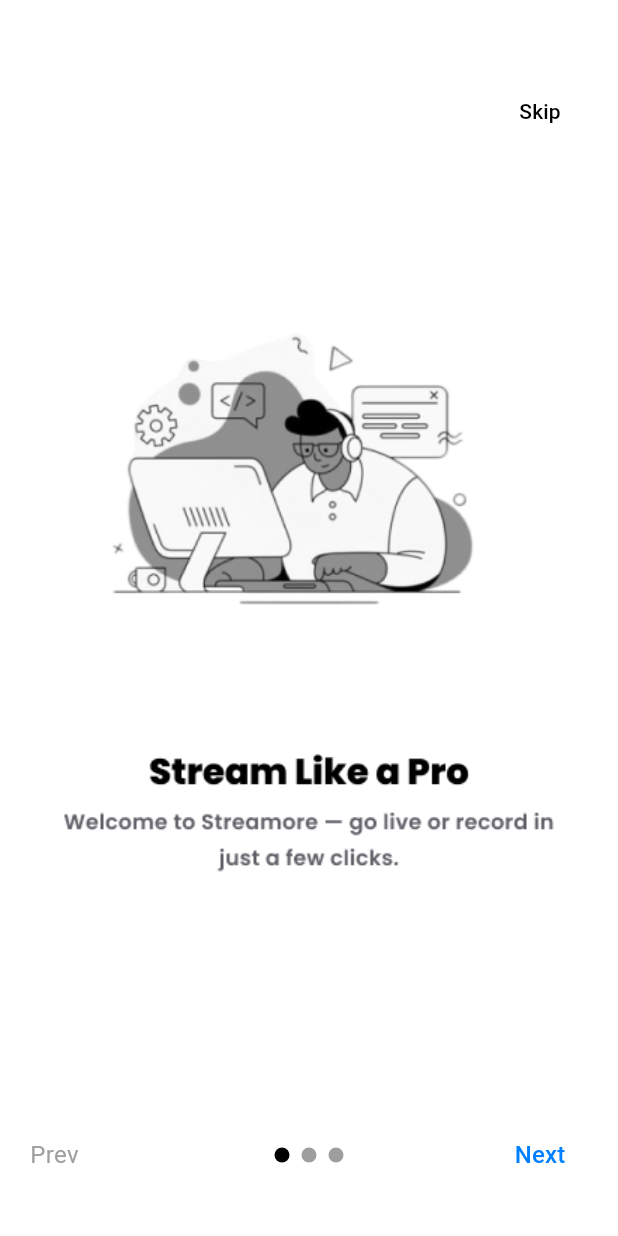
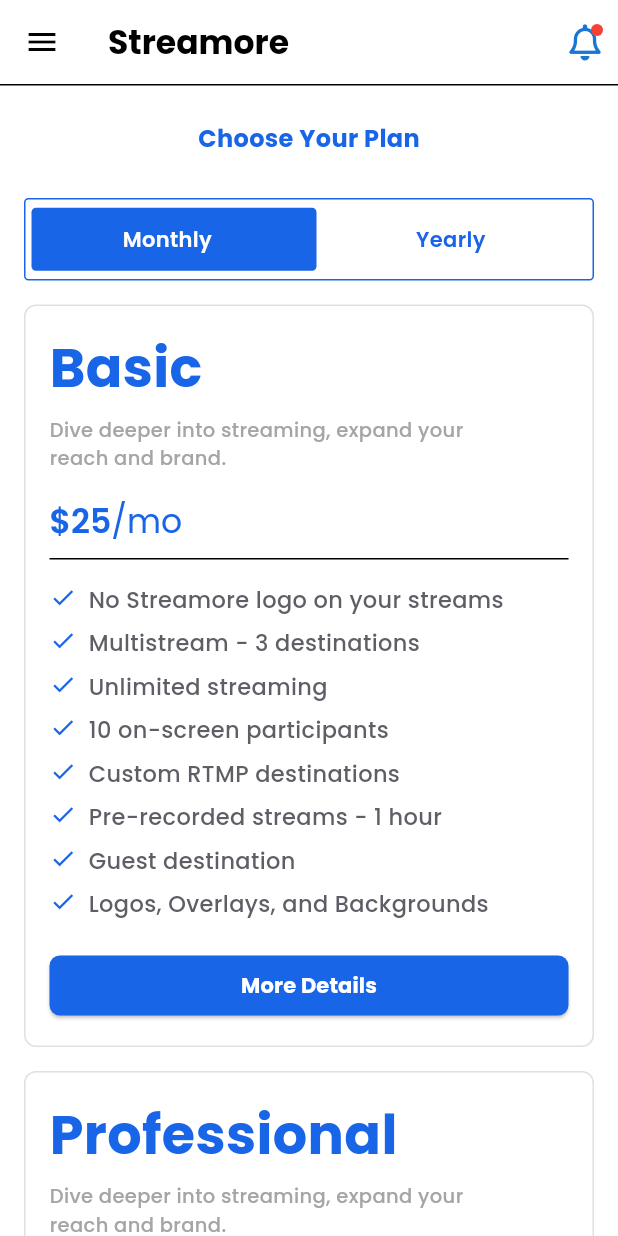
Before and after one commit to Salma28-zahran/streamore_app, a Flutter app: the screen it shows after launch, on a phone screen of 412 x 824 dp. Run offline on Flutter 3.47's test engine with Material 3 defaults, Android fonts, the phone set to English and light mode, and no system bars; our stand-ins replace dropdown_button2, easy_localization, flutter_colorpicker, font_awesome_flutter, google_fonts, permission_handler; missing offline and left inert: flutter_sound.

Commit message:
pricing screen

```diff
--- a/lib/main.dart
+++ b/lib/main.dart
@@ -7,6 +7,7 @@
 import 'package:streamore_app/screens/auth/verify_email1.dart';
 import 'package:streamore_app/screens/auth/verify_email2.dart';
 import 'package:streamore_app/screens/auth/verify_email3.dart';
+import 'package:streamore_app/screens/stream/choose_plan_screen.dart';
 import 'package:streamore_app/screens/stream/drawer/contact_us_screen.dart';
 import 'package:streamore_app/screens/stream/drawer/destination.dart';
 import 'package:streamore_app/screens/stream/drawer/library.dart';
@@ -60,7 +61,7 @@
       darkTheme: darkTheme.themeData,
       themeMode: provider.themeMode,
       debugShowCheckedModeBanner: false,
-      initialRoute: OnBoardingScreen.routeName,
+      initialRoute: ChoosePlanScreen.routeName,
       routes: {
         OnBoardingScreen.routeName: (context) => const OnBoardingScreen(),
         SignIn.routeName:        (context) => const SignIn(),
@@ -82,6 +83,7 @@
         LayoutScreen.routeName:  (context) => const LayoutScreen(),
         Profile.routeName:       (context) => const Profile(),
         ContactUsScreen.routeName: (context) => const ContactUsScreen(),
+        ChoosePlanScreen.routeName: (context) => const ChoosePlanScreen(),
       },
     );
   }
--- /dev/null
+++ b/lib/screens/stream/choose_plan_screen.dart
@@ -0,0 +1,342 @@
+import 'package:flutter/material.dart';
+import 'package:google_fonts/google_fonts.dart';
+import 'package:font_awesome_flutter/font_awesome_flutter.dart';
+import 'package:streamore_app/screens/stream/drawer/main_drawer.dart';
+import 'package:streamore_app/utils/payment_details_dialog.dart';
+
+class ChoosePlanScreen extends StatefulWidget {
+  static const routeName = '/choose-plan';
+
+  const ChoosePlanScreen({super.key});
+
+  @override
+  State<ChoosePlanScreen> createState() => _ChoosePlanScreenState();
+}
+
+class _ChoosePlanScreenState extends State<ChoosePlanScreen> {
+  int selectedTabIndex = 0;
+  final bool hasNotification = true;
+
+  @override
+  Widget build(BuildContext context) {
+    final theme = Theme.of(context);
+    final screenWidth = MediaQuery.of(context).size.width;
+    final primaryColor = theme.primaryColor;
+    final textColor = theme.textTheme.bodyLarge?.color ?? Colors.black;
+    final cardColor = theme.cardColor;
+    final greyTextColor =
+        theme.brightness == Brightness.dark
+            ? const Color(0xFFA5A5A5)
+            : const Color(0xFFA5A5A5);
+
+    return Scaffold(
+      appBar: AppBar(
+        automaticallyImplyLeading: true,
+        backgroundColor: theme.appBarTheme.backgroundColor,
+        title: Text(
+          "Streamore",
+          style: GoogleFonts.poppins(
+            fontWeight: FontWeight.bold,
+            fontSize: 22,
+            color: theme.appBarTheme.foregroundColor,
+          ),
+        ),
+        actions: [
+          Padding(
+            padding: const EdgeInsets.only(right: 10),
+            child: Stack(
+              children: [
+                Icon(
+                  FontAwesomeIcons.bell,
+                  color: theme.primaryColorDark,
+                  size: 24,
+                ),
+                if (hasNotification)
+                  Positioned(
+                    right: 0,
+                    top: 0,
+                    child: Container(
+                      width: 8,
+                      height: 8,
+                      decoration: const BoxDecoration(
+                        color: Colors.red,
+                        shape: BoxShape.circle,
+                      ),
+                    ),
+                  ),
+              ],
+            ),
+          ),
+        ],
+        bottom: PreferredSize(
+          preferredSize: const Size.fromHeight(1),
+          child: Divider(color: theme.dividerColor, thickness: 1, height: 1),
+        ),
+      ),
+      drawer: MainDrawer(),
+      body: ListView(
+        padding: const EdgeInsets.symmetric(horizontal: 16),
+        children: [
+          const SizedBox(height: 24),
+          Center(
+            child: Text(
+              "Choose Your Plan",
+              style: GoogleFonts.poppins(
+                fontSize: 16,
+                fontWeight: FontWeight.bold,
+                color: primaryColor,
+              ),
+            ),
+          ),
+          const SizedBox(height: 28),
+          Container(
+            height: 55,
+            decoration: BoxDecoration(
+              borderRadius: BorderRadius.circular(3),
+              border: Border.all(color: primaryColor),
+            ),
+            child: Stack(
+              children: [
+                Padding(
+                  padding: const EdgeInsets.symmetric(horizontal: 4),
+                  child: AnimatedAlign(
+                    duration: const Duration(milliseconds: 250),
+                    alignment:
+                        selectedTabIndex == 0
+                            ? Alignment.centerLeft
+                            : Alignment.centerRight,
+                    child: Container(
+                      width: (screenWidth - 32) / 2,
+                      height: 42,
+                      decoration: BoxDecoration(
+                        color: primaryColor,
+                        borderRadius: BorderRadius.circular(3),
+                      ),
+                    ),
+                  ),
+                ),
+                Row(
+                  children: [
+                    Expanded(
+                      child: GestureDetector(
+                        onTap: () => setState(() => selectedTabIndex = 0),
+                        child: Center(
+                          child: Text(
+                            "Monthly",
+                            style: GoogleFonts.poppins(
+                              fontWeight: FontWeight.w600,
+                              color:
+                                  selectedTabIndex == 0
+                                      ? Colors.white
+                                      : primaryColor,
+                            ),
+                          ),
+                        ),
+                      ),
+                    ),
+                    Expanded(
+                      child: GestureDetector(
+                        onTap: () => setState(() => selectedTabIndex = 1),
+                        child: Center(
+                          child: Text(
+                            "Yearly",
+                            style: GoogleFonts.poppins(
+                              fontWeight: FontWeight.w600,
+                              color:
+                                  selectedTabIndex == 1
+                                      ? Colors.white
+                                      : primaryColor,
+                            ),
+                          ),
+                        ),
+                      ),
+                    ),
+                  ],
+                ),
+              ],
+            ),
+          ),
+          const SizedBox(height: 16),
+          PlanCard(
+            title: "Basic",
+            priceMain: selectedTabIndex == 0 ? "\$25" : "\$250",
+            priceSub: selectedTabIndex == 0 ? "/mo" : "/yr",
+            description:
+                "Dive deeper into streaming, expand your\nreach and brand.",
+            features: const [
+              "No Streamore logo on your streams",
+              "Multistream - 3 destinations",
+              "Unlimited streaming",
+              "10 on-screen participants",
+              "Custom RTMP destinations",
+              "Pre-recorded streams - 1 hour",
+              "Guest destination",
+              "Logos, Overlays, and Backgrounds",
+            ],
+            cardColor: cardColor,
+            textColor: textColor,
+            greyTextColor: greyTextColor,
+            primaryColor: primaryColor,
+          ),
+          const SizedBox(height: 16),
+          PlanCard(
+            title: "Professional",
+            priceMain: selectedTabIndex == 0 ? "\$50" : "\$500",
+            priceSub: selectedTabIndex == 0 ? "/mo" : "/yr",
+            description:
+                "Dive deeper into streaming, expand your\nreach and brand.",
+            features: const [
+              "Full HD (1080P)",
+              "Multistream - 8 destinations",
+              "Extra camera",
+              "12 backstage participants",
+              "Download transcripts",
+              "4 seats",
+              "Pre-recorded streams - 2 hours",
+              "Logos, Overlays, and Backgrounds",
+            ],
+            cardColor: cardColor,
+            textColor: textColor,
+            greyTextColor: greyTextColor,
+            primaryColor: primaryColor,
+          ),
+          const SizedBox(height: 24),
+        ],
+      ),
+    );
+  }
+}
+
+class PlanCard extends StatelessWidget {
+  final String title;
+  final String priceMain;
+  final String priceSub;
+  final String description;
+  final List<String> features;
+  final Color cardColor;
+  final Color textColor;
+  final Color greyTextColor;
+  final Color primaryColor;
+
+  const PlanCard({
+    super.key,
+    required this.title,
+    required this.priceMain,
+    required this.priceSub,
+    required this.description,
+    required this.features,
+    required this.cardColor,
+    required this.textColor,
+    required this.greyTextColor,
+    required this.primaryColor,
+  });
+
+  @override
+  Widget build(BuildContext context) {
+    return Container(
+      padding: const EdgeInsets.all(16),
+      decoration: BoxDecoration(
+        color: cardColor,
+        border: Border.all(color: Colors.grey.shade300),
+        borderRadius: BorderRadius.circular(8),
+      ),
+      child: Column(
+        crossAxisAlignment: CrossAxisAlignment.start,
+        children: [
+          Text(
+            title,
+            style: GoogleFonts.poppins(
+              fontSize: 36,
+              fontWeight: FontWeight.bold,
+              color: primaryColor,
+            ),
+          ),
+          const SizedBox(height: 6),
+          Text(
+            description,
+            style: GoogleFonts.poppins(
+              fontSize: 13,
+              fontWeight: FontWeight.w500,
+              color: greyTextColor,
+            ),
+          ),
+          const SizedBox(height: 16),
+          RichText(
+            text: TextSpan(
+              text: priceMain,
+              style: GoogleFonts.poppins(
+                fontSize: 22,
+                fontWeight: FontWeight.w600,
+                color: primaryColor,
+              ),
+              children: [
+                TextSpan(
+                  text: priceSub,
+                  style: GoogleFonts.poppins(
+                    fontSize: 22,
+                    color: primaryColor,
+                    fontWeight: FontWeight.normal,
+                  ),
+                ),
+              ],
+            ),
+          ),
+          const SizedBox(height: 8),
+          const Divider(height: 1),
+          const SizedBox(height: 12),
+          ...features.map(
+            (feature) => Padding(
+              padding: const EdgeInsets.symmetric(vertical: 4),
+              child: Row(
+                crossAxisAlignment: CrossAxisAlignment.start,
+                children: [
+                  Icon(Icons.check, color: primaryColor, size: 18),
+                  const SizedBox(width: 8),
+                  Expanded(
+                    child: Text(
+                      feature,
+                      style: GoogleFonts.poppins(
+                        fontSize: 15,
+                        fontWeight: FontWeight.w500,
+                        color: textColor,
+                      ),
+                    ),
+                  ),
+                ],
+              ),
+            ),
+          ),
+          const SizedBox(height: 16),
+          SizedBox(
+            width: double.infinity,
+            child: ElevatedButton(
+              style: ElevatedButton.styleFrom(
+                backgroundColor: primaryColor,
+                shape: RoundedRectangleBorder(
+                  borderRadius: BorderRadius.circular(7),
+                ),
+              ),
+              onPressed: () {
+                showDialog(
+                  context: context,
+                  builder:
+                      (_) => const PaymentDetailsDialog(
+                        plan: 'Basic',
+                        price: '\$25/mo',
+                      ),
+                );
+              },
+              child: Text(
+                "More Details",
+                style: GoogleFonts.poppins(
+                  color: Colors.white,
+                  fontWeight: FontWeight.bold,
+                ),
+              ),
+            ),
+          ),
+        ],
+      ),
+    );
+  }
+}
--- a/lib/theme/dark_theme.dart
+++ b/lib/theme/dark_theme.dart
@@ -47,9 +47,5 @@
   );
 
 
-    @override
-  Color get selectedBorderColor => Colors.white; // ------------>
-
-
 
 }
--- a/lib/theme/light_theme.dart
+++ b/lib/theme/light_theme.dart
@@ -10,10 +10,6 @@
 
   @override
   Color get textColor => Color(0xff5E5E66);
-
-
-   @override
-  Color get selectedBorderColor => primaryColor; // ------------------->
 
   @override
   ThemeData get themeData => ThemeData(
--- a/lib/theme/theme.dart
+++ b/lib/theme/theme.dart
@@ -7,10 +7,6 @@
 
   Color get textColor;
 
-
-  Color get selectedBorderColor;
-
-
   ThemeData get themeData;
 
 }
```
Also changed, not shown: lib/utils/payment_details_dialog.dart (added, +228 -0 lines), assets/images/payment.png (added).
